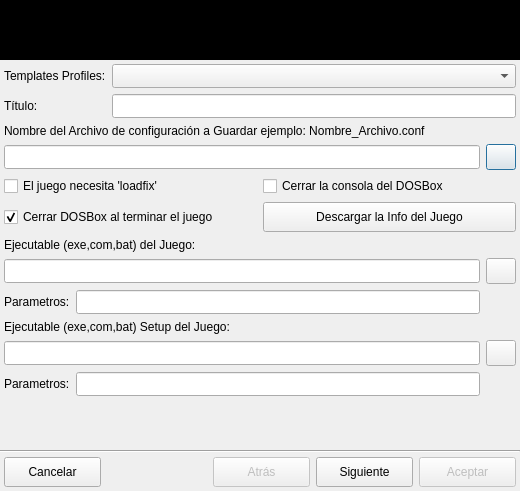
Old version of the form ui/dbxadd.ui in the repository Monthy/gr-lida.
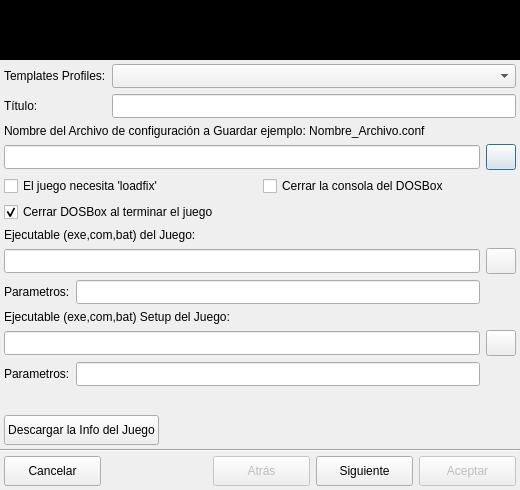
New version of the form. Icons and pictures are not drawn.

Commit message: Actualizando y añadiendo los nuevos UI: - Nuevo: multimedia.ui donde reproducirá videos y música del juego. - Nuevo: addedit_dosbox.ui separando las distintas partes del addedit_juego.ui para hacerlo mas modular. - Nuevo: addedit_scummvm.ui separando las distintas partes del addedit_juego.ui para hacerlo mas modular. - Nuevo: ruleta.ui donde mostrara los discos o ruletas de protección del juego. - El resto actualiza pequeñas cosas como es el tamaño de la ventana, orden del index, o los layout.

```diff
--- a/ui/dbxadd.ui
+++ b/ui/dbxadd.ui
@@ -6,7 +6,7 @@
     <x>0</x>
     <y>0</y>
     <width>520</width>
-    <height>491</height>
+    <height>490</height>
    </rect>
   </property>
   <property name="windowTitle" >
@@ -533,23 +533,6 @@
            </property>
           </widget>
          </item>
-         <item row="1" column="1" >
-          <widget class="QPushButton" name="btnDescargarInfo" >
-           <property name="minimumSize" >
-            <size>
-             <width>0</width>
-             <height>30</height>
-            </size>
-           </property>
-           <property name="text" >
-            <string>Descargar la Info del Juego</string>
-           </property>
-           <property name="icon" >
-            <iconset resource="../res/grlida.qrc" >
-             <normaloff>:/img16/go-down.png</normaloff>:/img16/go-down.png</iconset>
-           </property>
-          </widget>
-         </item>
         </layout>
        </item>
        <item>
@@ -693,6 +676,40 @@
          </property>
         </spacer>
        </item>
+       <item>
+        <layout class="QHBoxLayout" name="horizontalLayout_6" >
+         <item>
+          <widget class="QPushButton" name="btnDescargarInfo" >
+           <property name="minimumSize" >
+            <size>
+             <width>0</width>
+             <height>30</height>
+            </size>
+           </property>
+           <property name="text" >
+            <string>Descargar la Info del Juego</string>
+           </property>
+           <property name="icon" >
+            <iconset resource="../res/grlida.qrc" >
+             <normaloff>:/img16/go-down.png</normaloff>:/img16/go-down.png</iconset>
+           </property>
+          </widget>
+         </item>
+         <item>
+          <spacer name="horizontalSpacer_5" >
+           <property name="orientation" >
+            <enum>Qt::Horizontal</enum>
+           </property>
+           <property name="sizeHint" stdset="0" >
+            <size>
+             <width>40</width>
+             <height>20</height>
+            </size>
+           </property>
+          </spacer>
+         </item>
+        </layout>
+       </item>
       </layout>
      </widget>
      <widget class="QWidget" name="page_2" >
@@ -1684,7 +1701,7 @@
     </widget>
    </item>
    <item>
-    <layout class="QHBoxLayout" >
+    <layout class="QHBoxLayout" name="hLayout_1" >
      <property name="spacing" >
       <number>6</number>
      </property>
@@ -1709,7 +1726,7 @@
       </widget>
      </item>
      <item>
-      <spacer>
+      <spacer name="hSpacer_1" >
        <property name="orientation" >
         <enum>Qt::Horizontal</enum>
        </property>
```
Left out of the diff: 15 changed lines with no effect on the pictures. The commit also changes 19 other files.
